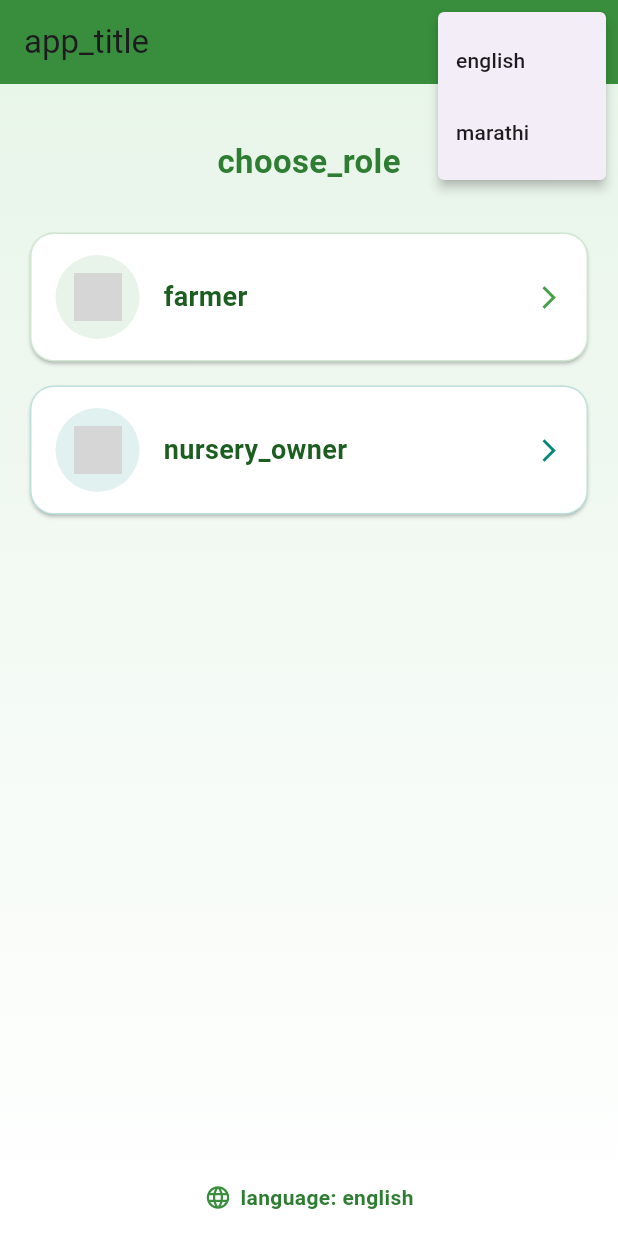
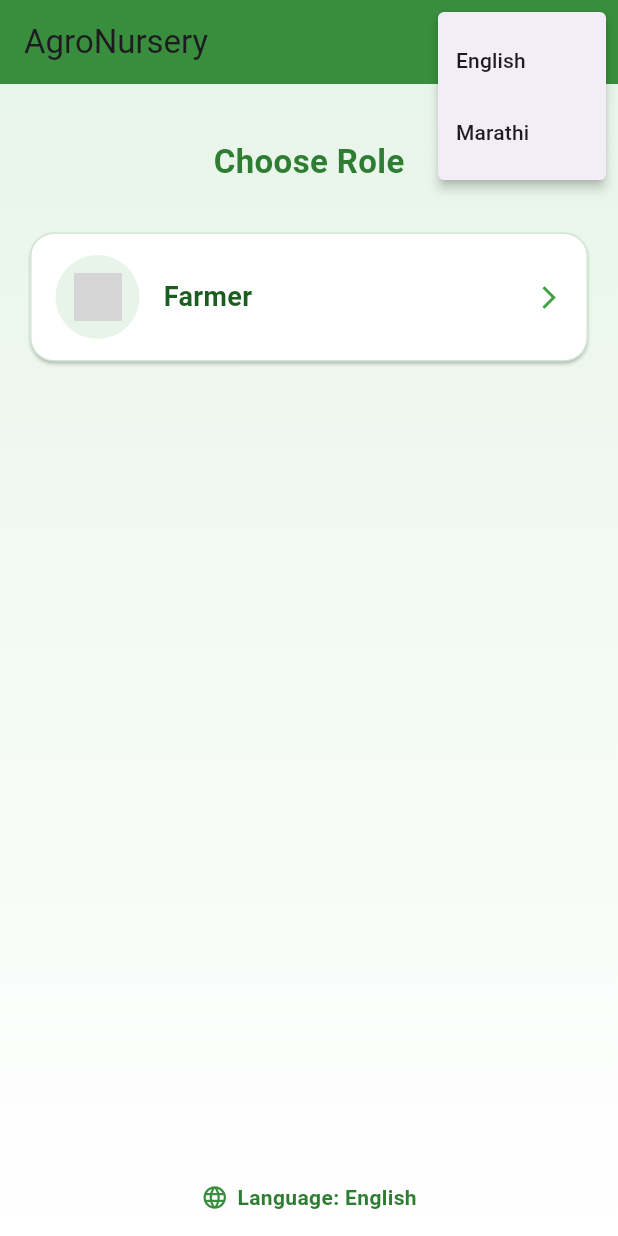
Before and after one commit to parshav42/AgroNursery_, a Flutter app: the screen it shows after launch, after a tap on the "language" icon, on a phone screen of 412 x 824 dp. Run offline on Flutter 3.47's test engine with Material 3 defaults, Android fonts, the light colour scheme and no system bars; our stand-ins replace cloud_firestore, easy_localization, firebase_auth, firebase_core; accounts and stored records are empty; network calls fail; grey boxes are pictures that could not be loaded.

Commit message:
today task

```diff
--- /dev/null
+++ b/assets/i18n/en.json
@@ -0,0 +1 @@
+{ "app_title":"AgroNursery", "choose_role":"Choose Role", "farmer":"Farmer", "nursery_owner":"Nursery Owner", "language":"Language", "english":"English", "marathi":"Marathi" }
--- /dev/null
+++ b/assets/i18n/mr.json
@@ -0,0 +1 @@
+{ "app_title":"अॅग्रोनर्सरी", "choose_role":"भूमिका निवडा", "farmer":"शेतकरी", "nursery_owner":"नर्सरी मालक", "language":"भाषा", "english":"इंग्रजी", "marathi":"मराठी" }
--- a/lib/main.dart
+++ b/lib/main.dart
@@ -1,17 +1,29 @@
 import 'package:flutter/material.dart';
 import 'package:firebase_core/firebase_core.dart';
-import 'firebase_options.dart'; // auto-generated by flutterfire configure
+import 'firebase_options.dart'; // generated by `flutterfire configure`
+
+import 'package:easy_localization/easy_localization.dart';
 import 'screens/role_selection.dart';
 
 Future<void> main() async {
   WidgetsFlutterBinding.ensureInitialized();
 
-  // Initialize Firebase with correct options for Web, Android, iOS
+  // Init localization (loads en/mr JSONs)
+  await EasyLocalization.ensureInitialized();
+
+  // Init Firebase for Android/Web/iOS using generated options
   await Firebase.initializeApp(
     options: DefaultFirebaseOptions.currentPlatform,
   );
 
-  runApp(const AgroNurseryApp());
+  runApp(
+    EasyLocalization(
+      supportedLocales: const [Locale('en'), Locale('mr')],
+      path: 'assets/i18n', // e.g., assets/i18n/en.json, assets/i18n/mr.json
+      fallbackLocale: const Locale('en'),
+      child: const AgroNurseryApp(),
+    ),
+  );
 }
 
 class AgroNurseryApp extends StatelessWidget {
@@ -26,6 +38,11 @@ class AgroNurseryApp extends StatelessWidget {
         primarySwatch: Colors.green,
         visualDensity: VisualDensity.adaptivePlatformDensity,
       ),
+      // hook up localization to the whole app
+      localizationsDelegates: context.localizationDelegates,
+      supportedLocales: context.supportedLocales,
+      locale: context.locale,
+
       home: const RoleSelectionPage(), // Start from Role Selection
     );
   }
--- a/lib/screens/role_selection.dart
+++ b/lib/screens/role_selection.dart
@@ -53,16 +53,16 @@ class RoleSelectionPage extends StatelessWidget {
               ),
             ),
 
-            Padding(
-              padding: const EdgeInsets.symmetric(horizontal: 20, vertical: 8),
-              child: _RoleCardButton(
-                label: 'nursery_owner'.tr(),
-                assetPath: 'assets/icons/nursery.png',
-                accent: Colors.teal.shade600,
-                onTap: () => Navigator.push(
-                  context, MaterialPageRoute(builder: (_) => NurseryLoginPage())),
-              ),
-            ),
+            // Padding(
+            //   padding: const EdgeInsets.symmetric(horizontal: 20, vertical: 8),
+            //   child: _RoleCardButton(
+            //     label: 'nursery_owner'.tr(),
+            //     assetPath: 'assets/icons/nursery.png',
+            //     accent: Colors.teal.shade600,
+            //     onTap: () => Navigator.push(
+            //       context, MaterialPageRoute(builder: (_) => NurseryLoginPage())),
+            //   ),
+            // ),
 
             const Spacer(),
             Padding(
```
Also changed, not shown: assets/i18n/icons/farmer.png (added), assets/i18n/icons/nursery.png (added).
